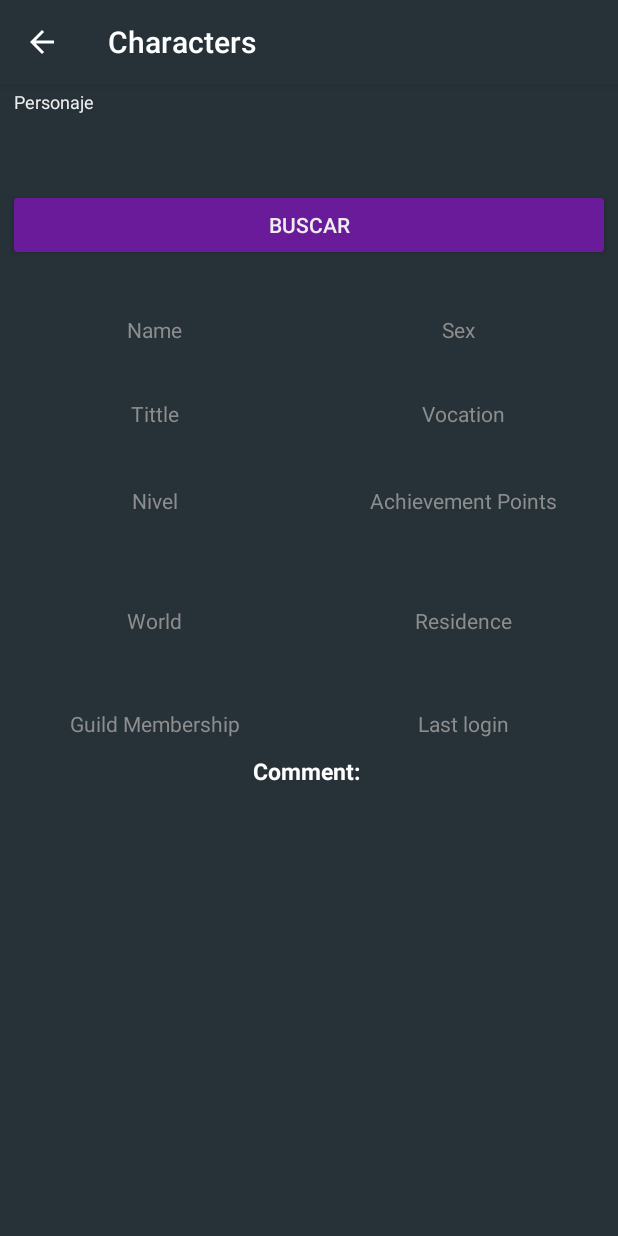
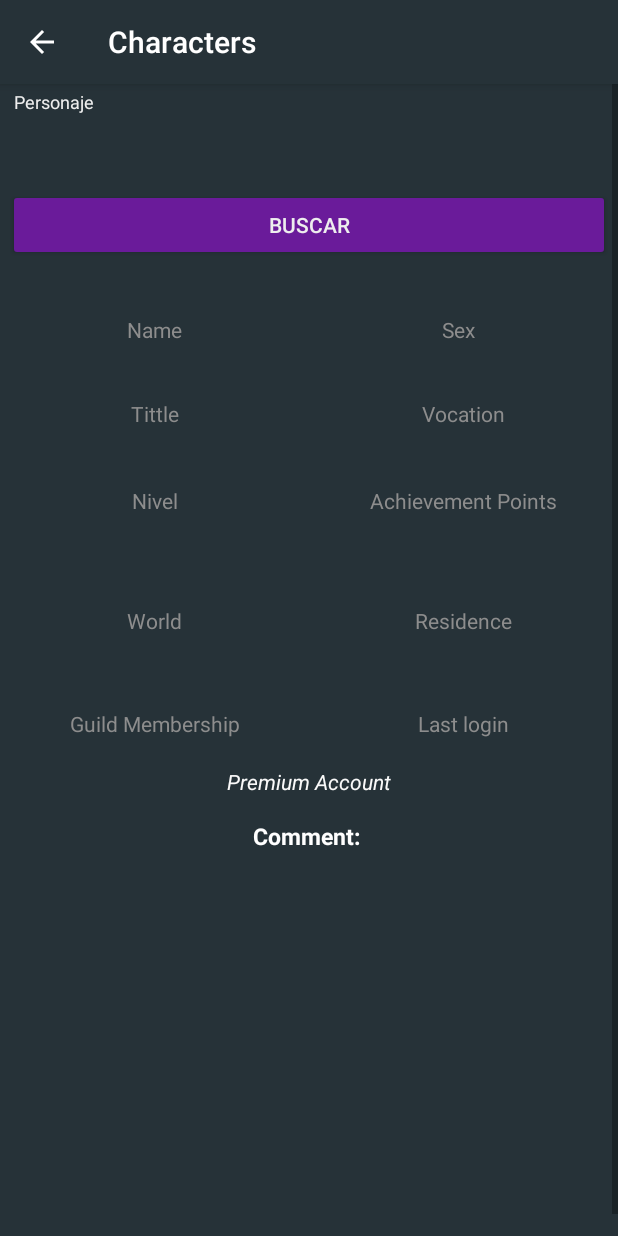
Before and after one commit to MiguelJeronimo/Ttools, an Android app: the characters screen opened directly, with no data from a screen before it, on a phone screen of 412 x 824 dp. Run offline under Robolectric (Android 15) with nearby library versions, the phone set to English and light mode, and no system bars.

Commit message:
Se ordeno mejor las clases de los modelos de la api de tibia, y tambien se agrego un layout y modelo para representar las muertes de los jugadores

```diff
--- a/app/src/main/java/com/example/ttools/Operaciones/APIServicesTibia.java
+++ b/app/src/main/java/com/example/ttools/APISERVER/models/CharactersInformation/APIServicesTibia.java
@@ -1,5 +1,5 @@
-package com.example.ttools.Operaciones;
-import com.example.ttools.Operaciones.information.Characters;
+package com.example.ttools.APISERVER.models.CharactersInformation;
+import com.example.ttools.APISERVER.models.CharactersInformation.Characters.Characters;
 
 public class APIServicesTibia {
 
--- a/app/src/main/java/com/example/ttools/Operaciones/information/Character.java
+++ b/app/src/main/java/com/example/ttools/APISERVER/models/CharactersInformation/Characters/CharacterData/Character.java
@@ -1,4 +1,6 @@
-package com.example.ttools.Operaciones.information;
+package com.example.ttools.APISERVER.models.CharactersInformation.Characters.CharacterData;
+
+import com.example.ttools.APISERVER.models.CharactersInformation.Characters.CharacterData.Guild.Guild;
 
 public class Character {
     private String name;
--- a/app/src/main/java/com/example/ttools/Operaciones/information/Guild.java
+++ b/app/src/main/java/com/example/ttools/APISERVER/models/CharactersInformation/Characters/CharacterData/Guild/Guild.java
@@ -1,4 +1,4 @@
-package com.example.ttools.Operaciones.information;
+package com.example.ttools.APISERVER.models.CharactersInformation.Characters.CharacterData.Guild;
 
 public class Guild {
     private String name;
--- a/app/src/main/java/com/example/ttools/Operaciones/information/DataWords.java
+++ b/app/src/main/java/com/example/ttools/APISERVER/models/Worlds/DataWords.java
@@ -1,4 +1,4 @@
-package com.example.ttools.Operaciones.information;
+package com.example.ttools.APISERVER.models.Worlds;
 
 public class DataWords {
     private Worlds worlds;
--- a/app/src/main/java/com/example/ttools/Operaciones/information/RegularWorlds.java
+++ b/app/src/main/java/com/example/ttools/APISERVER/models/Worlds/RegularWorlds.java
@@ -1,4 +1,4 @@
-package com.example.ttools.Operaciones.information;
+package com.example.ttools.APISERVER.models.Worlds;
 
 public class RegularWorlds {
     private String name;
--- a/app/src/main/java/com/example/ttools/Operaciones/information/Worlds.java
+++ b/app/src/main/java/com/example/ttools/APISERVER/models/Worlds/Worlds.java
@@ -1,4 +1,4 @@
-package com.example.ttools.Operaciones.information;
+package com.example.ttools.APISERVER.models.Worlds;
 
 import java.util.ArrayList;
 
--- a/app/src/main/java/com/example/ttools/Mundos.java
+++ b/app/src/main/java/com/example/ttools/Mundos.java
@@ -4,8 +4,8 @@ import android.graphics.Color;
 import android.os.Bundle;
 
 import com.example.ttools.APISERVER.TibiaAPIServer;
-import com.example.ttools.Operaciones.information.DataWords;
-import com.example.ttools.Operaciones.information.Worlds;
+import com.example.ttools.APISERVER.models.Worlds.DataWords;
+import com.example.ttools.APISERVER.models.Worlds.Worlds;
 import com.example.ttools.recyclerview.Adapters.adapterRecyclerviewMundos;
 import com.example.ttools.recyclerview.ItemsRecyclerViewMundos;
 import com.google.android.material.floatingactionbutton.FloatingActionButton;
--- a/app/src/main/res/layout/content_characters.xml
+++ b/app/src/main/res/layout/content_characters.xml
@@ -329,6 +329,7 @@
                 android:layout_height="wrap_content"
                 android:layout_marginTop="12dp"
                 android:gravity="left"
+                android:width="@android:dimen/thumbnail_width"
                 android:padding="3dip"
                 android:text=""
                 android:textColor="#FFF"
@@ -341,14 +342,14 @@
                 android:id="@+id/textView16"
                 android:layout_width="75dp"
                 android:layout_height="20dp"
-                android:layout_marginTop="8dp"
+                android:layout_marginTop="16dp"
                 android:text="Comment: "
+                android:textColor="#FFF"
                 android:textSize="15dp"
                 android:textStyle="bold"
-                android:textColor="#FFF"
                 app:layout_constraintEnd_toEndOf="parent"
                 app:layout_constraintStart_toStartOf="parent"
-                app:layout_constraintTop_toBottomOf="@+id/textView18"
+                app:layout_constraintTop_toBottomOf="@+id/textView3"
                 tools:ignore="MissingConstraints" />
 
             <TextView
@@ -373,6 +374,28 @@
                 android:orientation="vertical"
                 app:layout_constraintGuide_percent="0.5" />
 
+            <TextView
+                android:id="@+id/textView3"
+                android:layout_width="wrap_content"
+                android:layout_height="wrap_content"
+                android:layout_marginTop="16dp"
+                android:text="Premium Account"
+                android:textColor="@color/letras"
+                android:textStyle="italic"
+                app:layout_constraintEnd_toEndOf="parent"
+                app:layout_constraintStart_toStartOf="parent"
+                app:layout_constraintTop_toBottomOf="@+id/textView18" />
+
+            <LinearLayout
+                android:id="@+id/linearLayoutDeaths"
+                android:layout_width="match_parent"
+                android:layout_height="match_parent"
+                android:layout_marginTop="16dp"
+                android:orientation="vertical"
+                android:padding="20dp"
+                app:layout_constraintTop_toBottomOf="@+id/comentario"
+                tools:layout_editor_absoluteX="206dp"></LinearLayout>
+
         </androidx.constraintlayout.widget.ConstraintLayout>
     </ScrollView>
 </androidx.constraintlayout.widget.ConstraintLayout>
```
Also changed, not shown: app/src/main/java/com/example/ttools/APISERVER/TibiaAPIServer.java (+2 -6 lines), app/src/main/java/com/example/ttools/APISERVER/models/CharactersInformation/Characters/CharacterData/Deaths.java (added, +13 -0 lines), app/src/main/java/com/example/ttools/APISERVER/models/CharactersInformation/Characters/Characters.java (renamed from app/src/main/java/com/example/ttools/Operaciones/information/Characters.java, +13 -1 lines), app/src/main/java/com/example/ttools/characters.java (+2 -19 lines).
